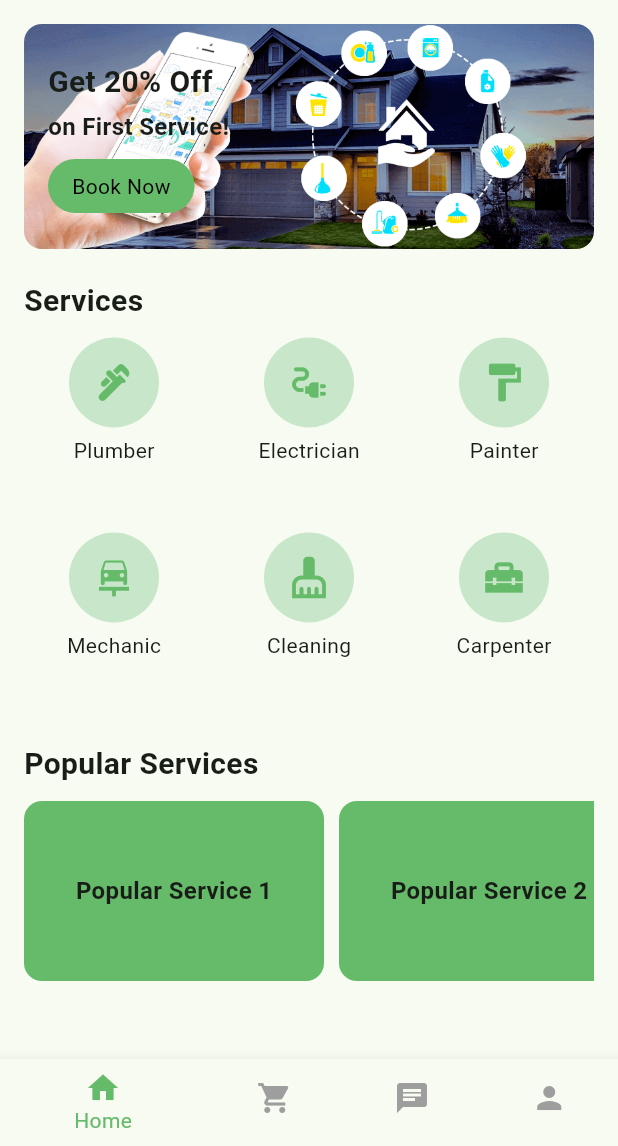
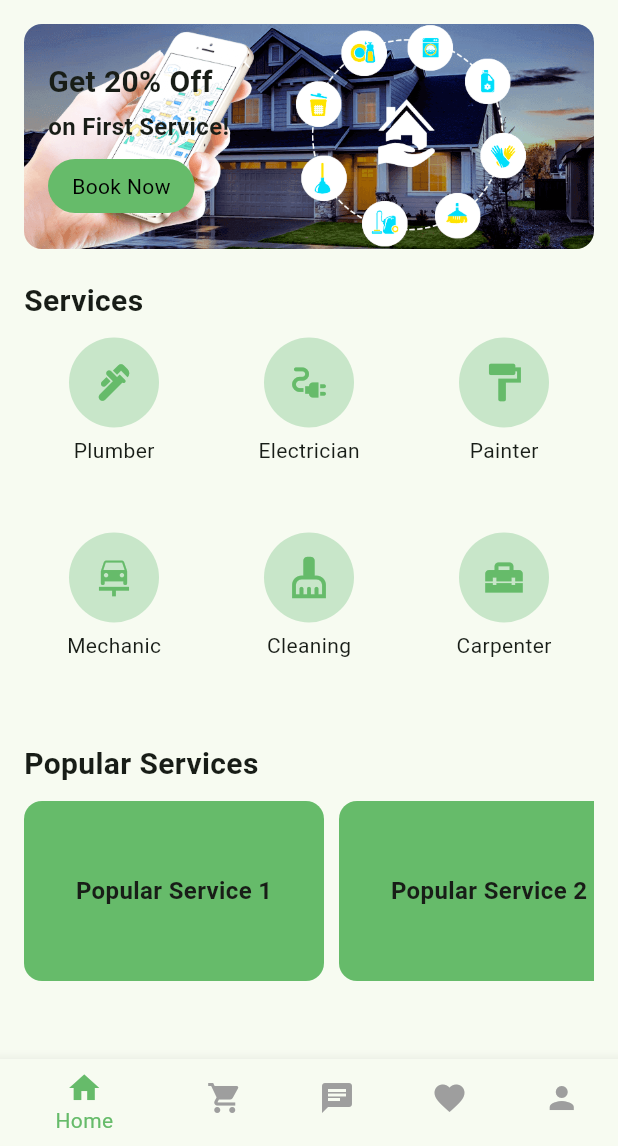
Before and after one commit to Vainyala17/LocalServiceFinder, a Flutter app: the screen it shows after launch, on a phone screen of 412 x 824 dp, the part 90-1236 px from its top. Run offline on Flutter 3.47's test engine with Material 3 defaults, Android fonts, the light colour scheme and no system bars; our stand-ins replace cloud_firestore, firebase_auth, firebase_core, google_fonts; accounts and stored records are empty.

Commit message:
initial commit

```diff
--- a/lib/CustomBottomNavBar.dart
+++ b/lib/CustomBottomNavBar.dart
@@ -21,6 +21,7 @@ class CustomBottomNavBar extends StatelessWidget {
         BottomNavigationBarItem(icon: Icon(Icons.home), label: "Home"),
         BottomNavigationBarItem(icon: Icon(Icons.shopping_cart), label: "Orders"),
         BottomNavigationBarItem(icon: Icon(Icons.chat), label: "Chat"),
+        BottomNavigationBarItem(icon: Icon(Icons.favorite), label: "Favourite"),
         BottomNavigationBarItem(icon: Icon(Icons.person), label: "Profile"),
       ],
     );
--- a/lib/HelpSupportPage.dart
+++ b/lib/HelpSupportPage.dart
@@ -3,8 +3,11 @@ import 'package:flutter/material.dart';
 class HelpSupportPage extends StatelessWidget {
   @override
   Widget build(BuildContext context) {
+    final isDark = Theme.of(context).brightness == Brightness.dark;
+    final textColor = isDark ? Colors.white : Colors.black;
     return Scaffold(
-      appBar: AppBar(title: Text("Help & Support")),
+      appBar: AppBar(title: Text("Help & Support"),
+        backgroundColor: Colors.green.shade400,),
       body: Center(child: Text("This is the My Details page")),
     );
   }
--- a/lib/HomePage.dart
+++ b/lib/HomePage.dart
@@ -1,6 +1,7 @@
 
 import 'package:flutter/material.dart';
 import 'ChatPage.dart';
+import 'FavouritePage.dart';
 import 'NotificationPage.dart';
 import 'OrdersPage.dart';
 import 'ProfilePage.dart';
@@ -29,8 +30,10 @@ class _HomePageState extends State<HomePage> {
   final List<Widget> _pages = [
     HomeMainPage(),         // Index 0
     OrdersPage(),           // Index 1
-    ChatPage(),             // Index 2
-    ProfilePage(),          // Index 3
+    ChatPage(),
+
+    ProfilePage(),
+    FavouritePage(),// Index 3
   ];
 
 
@@ -85,7 +88,9 @@ class _HomePageState extends State<HomePage> {
           ),
         ],
       ),
-      body: _pages[_selectedIndex], // ← Swaps between Home, Orders, Chat, Profile
+      body: (_selectedIndex >= 0 && _selectedIndex < _pages.length)
+          ? _pages[_selectedIndex]
+          : _pages[0], // ← Swaps between Home, Orders, Chat, Profile
       bottomNavigationBar: CustomBottomNavBar(
         currentIndex: _selectedIndex,
         onTap: _onItemTapped,
--- a/lib/MyDetailsPage.dart
+++ b/lib/MyDetailsPage.dart
@@ -3,8 +3,11 @@ import 'package:flutter/material.dart';
 class MyDetailsPage extends StatelessWidget {
   @override
   Widget build(BuildContext context) {
+    final isDark = Theme.of(context).brightness == Brightness.dark;
+    final textColor = isDark ? Colors.white : Colors.black;
     return Scaffold(
-      appBar: AppBar(title: Text("My Details")),
+      appBar: AppBar(title: Text("My Details"),
+        backgroundColor: Colors.green.shade400,),
       body: Center(child: Text("This is the My Details page")),
     );
   }
--- a/lib/SettingsPage.dart
+++ b/lib/SettingsPage.dart
@@ -10,8 +10,8 @@ class SettingsPage extends StatelessWidget {
 
     return Scaffold(
       appBar: AppBar(
-        backgroundColor: Theme.of(context).scaffoldBackgroundColor,
         elevation: 0,
+        backgroundColor: Colors.green.shade400,
         leading: IconButton(
           icon: Icon(Icons.arrow_back, color: textColor),
           onPressed: () => Navigator.pop(context),
@@ -72,7 +72,7 @@ class SettingsPage extends StatelessWidget {
             child: Column(
               crossAxisAlignment: CrossAxisAlignment.start,
               children: [
-                Text("Logins", style: TextStyle(color: textColor, fontSize: 16, fontWeight: FontWeight.bold)),
+                Text("Logins", style: TextStyle(color: textColor, fontSize: 18, fontWeight: FontWeight.bold)),
                 const SizedBox(height: 10),
                 _buildLinkText("Add or switch accounts"),
                 _buildLinkText("Log out"),
```
Also changed, not shown: lib/FavouritePage.dart (added, +8 -0 lines).
